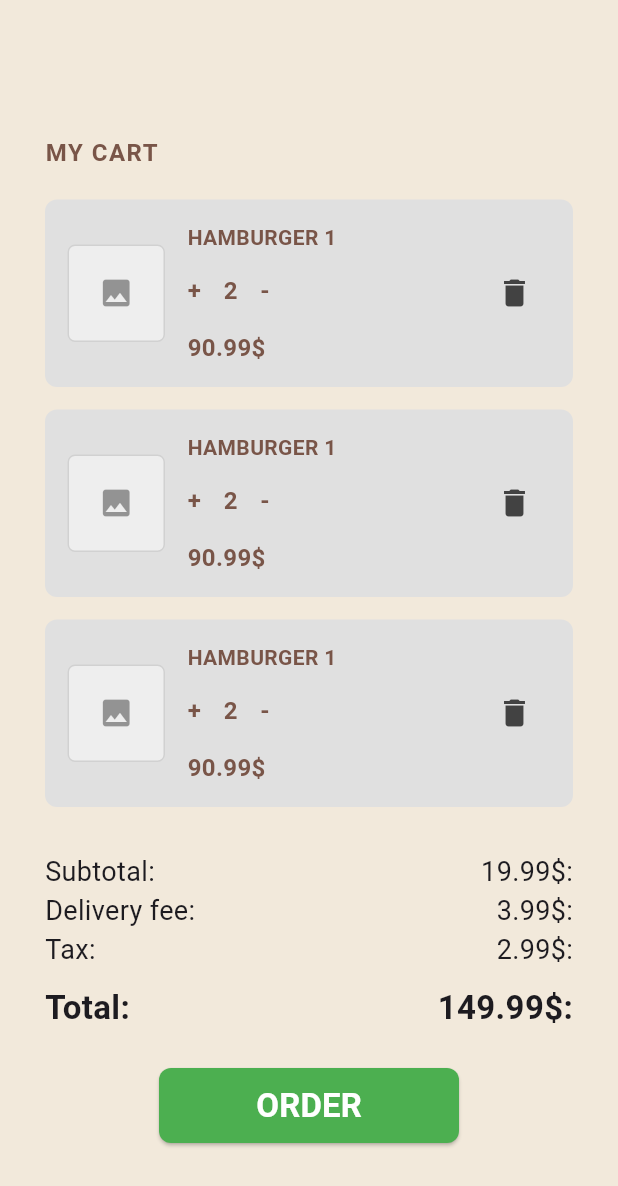
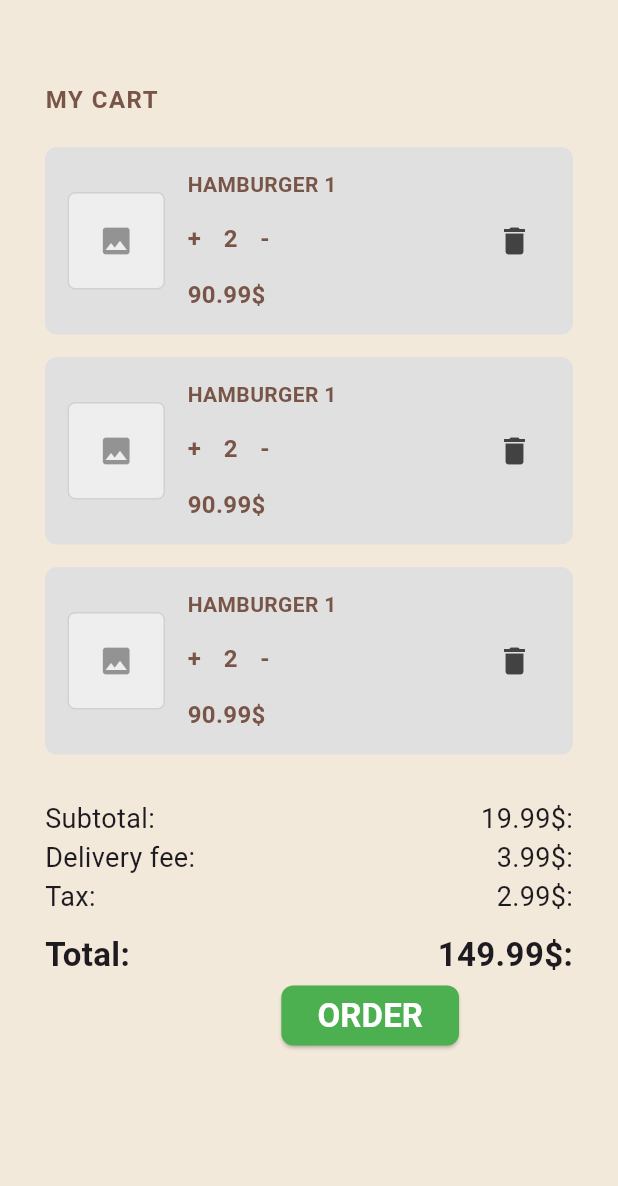
Before and after one commit to k-kukes/YumBurger, a Flutter app: the MyCartPage screen opened directly, on a phone screen of 412 x 824 dp. Shown: the top 1186 px of the screen. Run offline on Flutter 3.47's test engine with Material 3 defaults, Android fonts, the light colour scheme and no system bars; our stand-ins replace cloud_firestore, firebase_core, google_fonts; accounts and stored records are empty.

```diff
--- a/yum_burger/lib/Views/cart.dart
+++ b/yum_burger/lib/Views/cart.dart
@@ -17,7 +17,7 @@ class _MyCartPageState extends State<MyCartPage> {
         child: Column(
           crossAxisAlignment: CrossAxisAlignment.start,
           children: [
-            SizedBox(height: 60),
+            SizedBox(height: 25),
             Text("MY CART",
             style: TextStyle(
               color: Colors.brown,
@@ -62,9 +62,10 @@ class _MyCartPageState extends State<MyCartPage> {
                 Text("149.99\$:", style: TextStyle(fontSize: 22, fontWeight: FontWeight.bold),),
               ],
             ),
-            SizedBox(height: 25,),
             Center(
               child: Container(
+                alignment: Alignment.centerRight,
+                padding: EdgeInsets.fromLTRB(60, 0, 0, 0),
                 width: 200,
                 height: 50,
                 child: ElevatedButton(
```
Also changed, not shown: yum_burger/lib/Controllers/header.dart (+29 -5 lines), yum_burger/lib/Controllers/tab_navigation.dart (+8 -0 lines), yum_burger/pubspec.lock, 1 other file.
